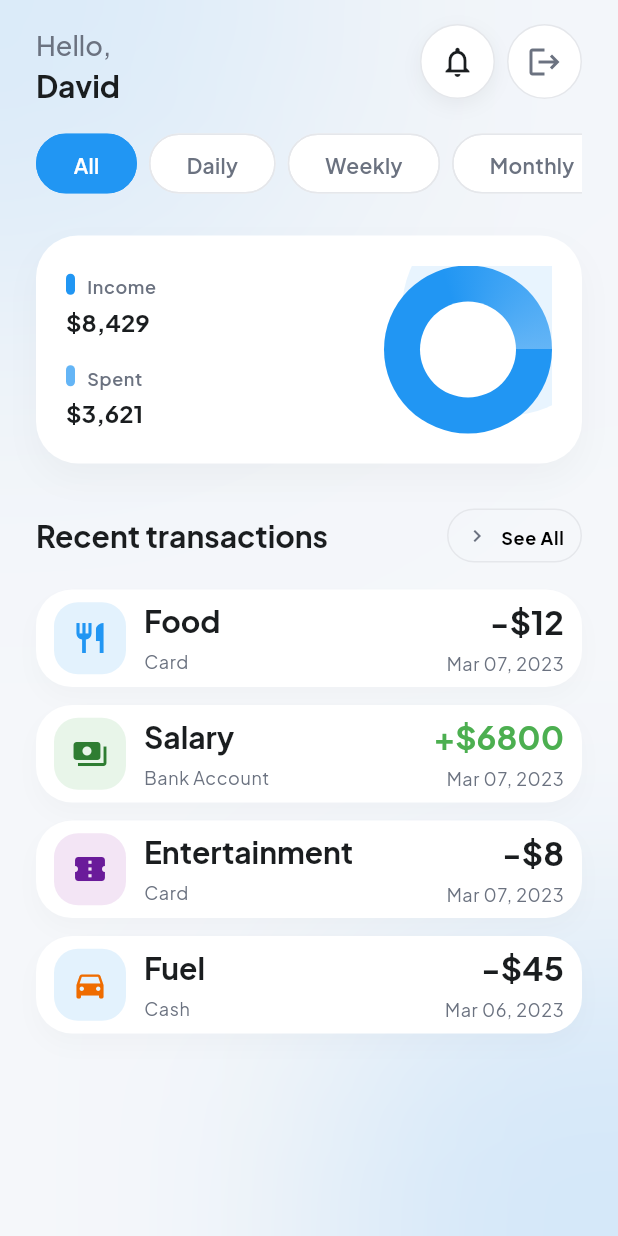
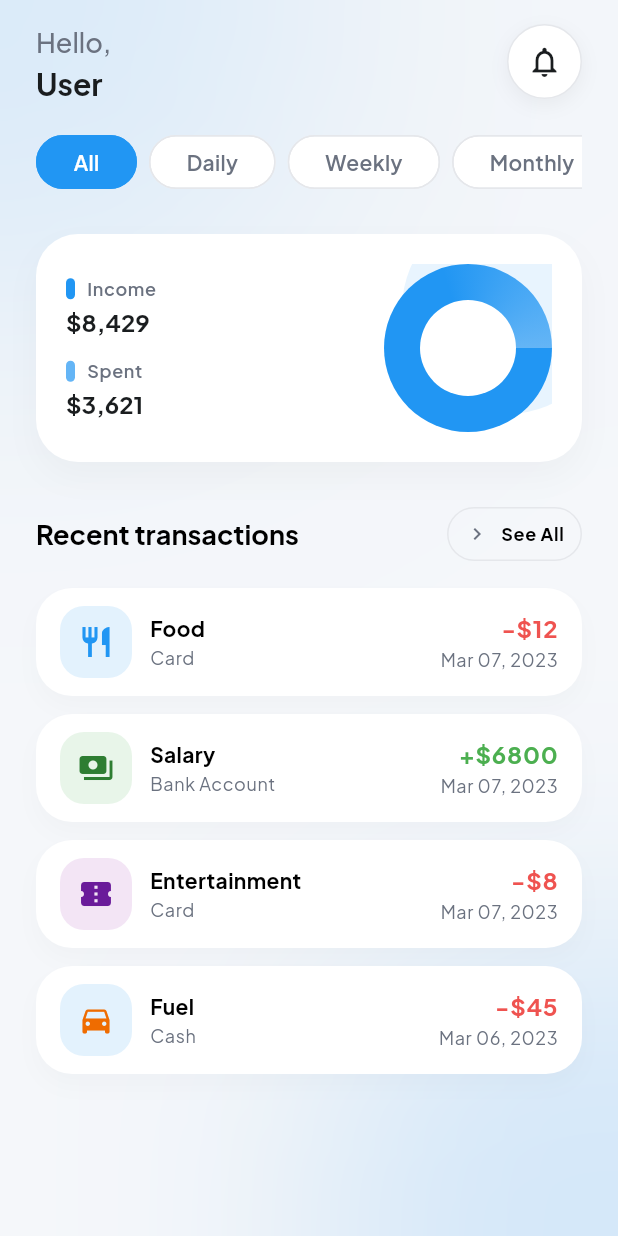
Before and after one commit to devvNA/cash_vit, a Flutter app: the HomeDashboardScreen screen opened directly, on a phone screen of 412 x 824 dp. Run offline on Flutter 3.47's test engine with Material 3 defaults, Android fonts, the phone set to English and light mode, and no system bars; our stand-ins replace dio, flutter_riverpod, google_fonts, pretty_dio_logger, riverpod_annotation, shared_preferences; accounts and stored records are empty; generated files the repository leaves out were written again.

Commit message:
feat: Add initial core screens (splash, login, home, profile) and typography system.

```diff
--- a/lib/core/themes/app_typography.dart
+++ b/lib/core/themes/app_typography.dart
@@ -4,16 +4,10 @@ import 'package:flutter/material.dart';
 class AppTypography {
   AppTypography._();
 
-  // Konstanta untuk line height standar
-  static const double _tightLineHeight = 1.2;
-  static const double _normalLineHeight = 1.4;
-  static const double _looseLineHeight = 1.6;
-
   /// Heading styles - untuk judul dan header
   static TextStyle display = TextStyle(
     fontSize: 36,
     fontWeight: FontWeight.bold,
-    height: _tightLineHeight,
     letterSpacing: -0.5,
     color: Colors.black,
   );
@@ -21,7 +15,6 @@ class AppTypography {
   static TextStyle headline1 = TextStyle(
     fontSize: 32,
     fontWeight: FontWeight.bold,
-    height: _tightLineHeight,
     letterSpacing: -0.5,
     color: Colors.black,
   );
@@ -29,7 +22,6 @@ class AppTypography {
   static TextStyle headline2 = TextStyle(
     fontSize: 24,
     fontWeight: FontWeight.w700,
-    height: _tightLineHeight,
     letterSpacing: -0.25,
     color: Colors.black,
   );
@@ -37,7 +29,6 @@ class AppTypography {
   static TextStyle headline3 = TextStyle(
     fontSize: 22,
     fontWeight: FontWeight.w700,
-    height: _tightLineHeight,
     letterSpacing: 0,
     color: Colors.black,
   );
@@ -45,7 +36,6 @@ class AppTypography {
   static TextStyle headline4 = TextStyle(
     fontSize: 20,
     fontWeight: FontWeight.w600,
-    height: _tightLineHeight,
     letterSpacing: 0,
     color: Colors.black,
   );
@@ -53,7 +43,6 @@ class AppTypography {
   static TextStyle headline5 = TextStyle(
     fontSize: 18,
     fontWeight: FontWeight.w700,
-    height: _normalLineHeight,
     letterSpacing: 0,
     color: Colors.black,
   );
@@ -61,7 +50,6 @@ class AppTypography {
   static TextStyle headline6 = TextStyle(
     fontSize: 16,
     fontWeight: FontWeight.w700,
-    height: _normalLineHeight,
     letterSpacing: 0,
     color: Colors.black,
   );
@@ -70,7 +58,6 @@ class AppTypography {
   static TextStyle subtitle1 = TextStyle(
     fontSize: 16,
     fontWeight: FontWeight.w500,
-    height: _normalLineHeight,
     letterSpacing: 0.15,
     color: Colors.black,
   );
@@ -78,7 +65,6 @@ class AppTypography {
   static TextStyle subtitle2 = TextStyle(
     fontSize: 14,
     fontWeight: FontWeight.w500,
-    height: _normalLineHeight,
     letterSpacing: 0.1,
     color: Colors.black,
   );
@@ -87,7 +73,6 @@ class AppTypography {
   static const TextStyle bodyLarge = TextStyle(
     fontSize: 16,
     fontWeight: FontWeight.normal,
-    height: _looseLineHeight,
     letterSpacing: 0.5,
     color: Colors.black,
   );
@@ -95,7 +80,6 @@ class AppTypography {
   static const TextStyle bodyMedium = TextStyle(
     fontSize: 14,
     fontWeight: FontWeight.normal,
-    height: _looseLineHeight,
     letterSpacing: 0.25,
     color: Colors.black,
   );
@@ -103,7 +87,6 @@ class AppTypography {
   static const TextStyle bodySmall = TextStyle(
     fontSize: 12,
     fontWeight: FontWeight.normal,
-    height: _looseLineHeight,
     letterSpacing: 0.4,
     color: Colors.black,
   );
@@ -112,7 +95,6 @@ class AppTypography {
   static const TextStyle caption = TextStyle(
     fontSize: 12,
     fontWeight: FontWeight.w500,
-    height: _normalLineHeight,
     letterSpacing: 0.4,
     color: Colors.black,
   );
@@ -120,7 +102,6 @@ class AppTypography {
   static const TextStyle overline = TextStyle(
     fontSize: 10,
     fontWeight: FontWeight.w500,
-    height: _normalLineHeight,
     letterSpacing: 1.5,
     color: Colors.black,
   );
@@ -129,7 +110,6 @@ class AppTypography {
   static const TextStyle buttonLarge = TextStyle(
     fontSize: 16,
     fontWeight: FontWeight.w700,
-    height: _normalLineHeight,
     letterSpacing: 0.5,
     color: Colors.black,
   );
@@ -137,7 +117,6 @@ class AppTypography {
   static const TextStyle buttonMedium = TextStyle(
     fontSize: 14,
     fontWeight: FontWeight.w700,
-    height: _normalLineHeight,
     letterSpacing: 0.25,
     color: Colors.black,
   );
@@ -145,7 +124,6 @@ class AppTypography {
   static const TextStyle buttonSmall = TextStyle(
     fontSize: 12,
     fontWeight: FontWeight.w700,
-    height: _normalLineHeight,
     letterSpacing: 0.4,
     color: Colors.black,
   );
--- a/lib/features/home_dashboard/presentation/screens/home_dashboard_screen.dart
+++ b/lib/features/home_dashboard/presentation/screens/home_dashboard_screen.dart
@@ -1,6 +1,5 @@
 import 'package:cash_vit/core/themes/index.dart';
-import 'package:cash_vit/features/auth/presentation/providers/auth_provider.dart';
-import 'package:cash_vit/features/auth/presentation/screens/login_screen.dart';
+import 'package:cash_vit/features/profile/presentation/providers/profile_provider.dart';
 import 'package:cash_vit/shared/widgets/background_glows.dart';
 import 'package:flutter/material.dart';
 import 'package:flutter_riverpod/flutter_riverpod.dart';
@@ -60,14 +59,6 @@ class _HomeDashboardScreenState extends ConsumerState<HomeDashboardScreen> {
     ),
   ];
 
-  void _onLogout() {
-    ref.read(authProvider.notifier).logout();
-    Navigator.pushReplacement(
-      context,
-      MaterialPageRoute(builder: (_) => const LoginScreen()),
-    );
-  }
-
   @override
   Widget build(BuildContext context) {
     final filteredTransactions = _transactions
@@ -92,7 +83,7 @@ class _HomeDashboardScreenState extends ConsumerState<HomeDashboardScreen> {
               child: Column(
                 crossAxisAlignment: CrossAxisAlignment.stretch,
                 children: [
-                  _Header(onLogout: _onLogout),
+                  _Header(),
                   SizedBox(height: AppSpacing.lg),
                   _FilterChips(
                     filters: _filters,
@@ -114,13 +105,26 @@ class _HomeDashboardScreenState extends ConsumerState<HomeDashboardScreen> {
   }
 }
 
-class _Header extends StatelessWidget {
-  final VoidCallback onLogout;
+class _Header extends ConsumerWidget {
+  const _Header();
 
-  const _Header({required this.onLogout});
+  /// Helper method to capitalize first letter of a string
+  String _capitalizeFirstLetter(String text) {
+    if (text.isEmpty) return text;
+    return text[0].toUpperCase() + text.substring(1).toLowerCase();
+  }
 
   @override
-  Widget build(BuildContext context) {
+  Widget build(BuildContext context, WidgetRef ref) {
+    final profileState = ref.watch(profileProvider);
+
+    // Extract user's first name from profile state
+    String userName = 'User';
+    if (profileState is ProfileLoaded) {
+      final rawName = profileState.profile.name?.firstname ?? 'User';
+      userName = _capitalizeFirstLetter(rawName);
+    }
+
     return Row(
       mainAxisAlignment: MainAxisAlignment.spaceBetween,
       crossAxisAlignment: CrossAxisAlignment.start,
@@ -137,7 +141,7 @@ class _Header extends StatelessWidget {
             ),
             SizedBox(height: AppSpacing.xs),
             Text(
-              'David',
+              userName,
               style: AppTypography.headline4.copyWith(
                 color: AppColors.textPrimary,
                 fontWeight: FontWeight.w700,
@@ -164,19 +168,6 @@ class _Header extends StatelessWidget {
                 icon: const Icon(Icons.notifications_outlined),
                 color: AppColors.textPrimary,
                 onPressed: () {},
-              ),
-            ),
-            SizedBox(width: AppSpacing.sm),
-            Container(
-              decoration: BoxDecoration(
-                color: AppColors.surfaceWhite,
-                borderRadius: BorderRadius.circular(999),
-                border: Border.all(color: AppColors.borderLight),
-              ),
-              child: IconButton(
-                icon: const Icon(Icons.logout),
-                color: AppColors.textSecondary,
-                onPressed: onLogout,
               ),
             ),
           ],
@@ -407,13 +398,7 @@ class _RecentTransactions extends StatelessWidget {
         Row(
           mainAxisAlignment: MainAxisAlignment.spaceBetween,
           children: [
-            Text(
-              'Recent transactions',
-              style: AppTypography.headline4.copyWith(
-                color: AppColors.textPrimary,
-                fontWeight: FontWeight.w700,
-              ),
-            ),
+            Text('Recent transactions', style: AppTypography.headline5),
             TextButton.icon(
               onPressed: () {},
               style: TextButton.styleFrom(
@@ -467,12 +452,12 @@ class _TransactionTile extends StatelessWidget {
         : '-\$${item.amount.abs().toStringAsFixed(0)}';
     final amountColor = item.amount >= 0
         ? AppColors.incomeGreen
-        : AppColors.textPrimary;
+        : AppColors.expenseRed;
 
     return Container(
       padding: const EdgeInsets.symmetric(
-        horizontal: AppSpacing.md,
-        vertical: AppSpacing.sm,
+        horizontal: AppSpacing.lg,
+        vertical: AppSpacing.md,
       ),
       decoration: BoxDecoration(
         color: AppColors.surfaceWhite,
@@ -503,9 +488,8 @@ class _TransactionTile extends StatelessWidget {
               children: [
                 Text(
                   item.title,
-                  style: AppTypography.headline4.copyWith(
-                    color: AppColors.textPrimary,
-                    fontWeight: FontWeight.w700,
+                  style: AppTypography.bodyMedium.copyWith(
+                    fontWeight: FontWeight.bold,
                   ),
                 ),
                 SizedBox(height: AppSpacing.xs),
@@ -523,9 +507,9 @@ class _TransactionTile extends StatelessWidget {
             children: [
               Text(
                 amountText,
-                style: AppTypography.headline3.copyWith(
+                style: AppTypography.bodyLarge.copyWith(
+                  fontWeight: FontWeight.bold,
                   color: amountColor,
-                  fontWeight: FontWeight.w700,
                 ),
               ),
               SizedBox(height: AppSpacing.xs),
--- a/lib/features/splash_screen/presentation/screens/splash_screen.dart
+++ b/lib/features/splash_screen/presentation/screens/splash_screen.dart
@@ -47,10 +47,8 @@ class SplashScreen extends ConsumerWidget {
                       // Brand Name
                       Text(
                         'CashVit',
-                        style: AppTypography.display.copyWith(
+                        style: AppTypography.headline1.copyWith(
                           color: AppColors.textPrimary,
-                          height: 1.1,
-                          letterSpacing: -0.5,
                         ),
                         textAlign: TextAlign.center,
                       ),
@@ -61,7 +59,6 @@ class SplashScreen extends ConsumerWidget {
                         'TRACK. SAVE. GROW.',
                         style: AppTypography.bodyMedium.copyWith(
                           color: AppColors.textSecondary,
-                          letterSpacing: 1.5,
                           fontWeight: FontWeight.w500,
                         ),
                         textAlign: TextAlign.center,
```
Also changed, not shown: lib/features/auth/presentation/screens/login_screen.dart (+17 -17 lines), lib/features/profile/presentation/screens/profile_screen.dart (+13 -31 lines), pubspec.lock.
